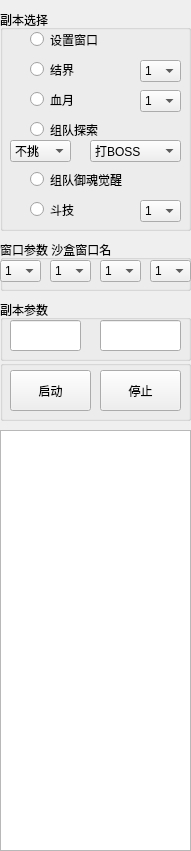
Qt form yys/UI/yysUI.ui (w978211741/yys) before a commit.
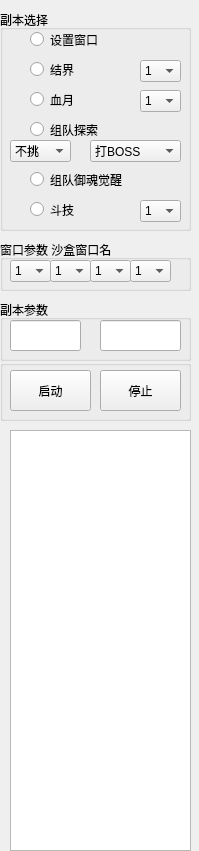
The same form after that commit. Icons and pictures are not drawn.

Patch:
```diff
--- a/yys/UI/yysUI.ui
+++ b/yys/UI/yysUI.ui
@@ -6,7 +6,7 @@
    <rect>
     <x>0</x>
     <y>0</y>
-    <width>191</width>
+    <width>199</width>
     <height>851</height>
    </rect>
   </property>
@@ -17,9 +17,9 @@
    <widget class="QTextBrowser" name="textBrowser">
     <property name="geometry">
      <rect>
-      <x>0</x>
+      <x>10</x>
       <y>430</y>
-      <width>191</width>
+      <width>181</width>
       <height>421</height>
      </rect>
     </property>
@@ -78,7 +78,7 @@
     <widget class="QComboBox" name="comboBox_1">
      <property name="geometry">
       <rect>
-       <x>0</x>
+       <x>10</x>
        <y>20</y>
        <width>41</width>
        <height>22</height>
@@ -138,7 +138,7 @@
     <widget class="QComboBox" name="comboBox_3">
      <property name="geometry">
       <rect>
-       <x>100</x>
+       <x>90</x>
        <y>20</y>
        <width>41</width>
        <height>22</height>
@@ -168,7 +168,7 @@
     <widget class="QComboBox" name="comboBox_4">
      <property name="geometry">
       <rect>
-       <x>150</x>
+       <x>130</x>
        <y>20</y>
        <width>41</width>
        <height>22</height>
```
Left out of the diff: 4 changed lines with no effect on the pictures.
